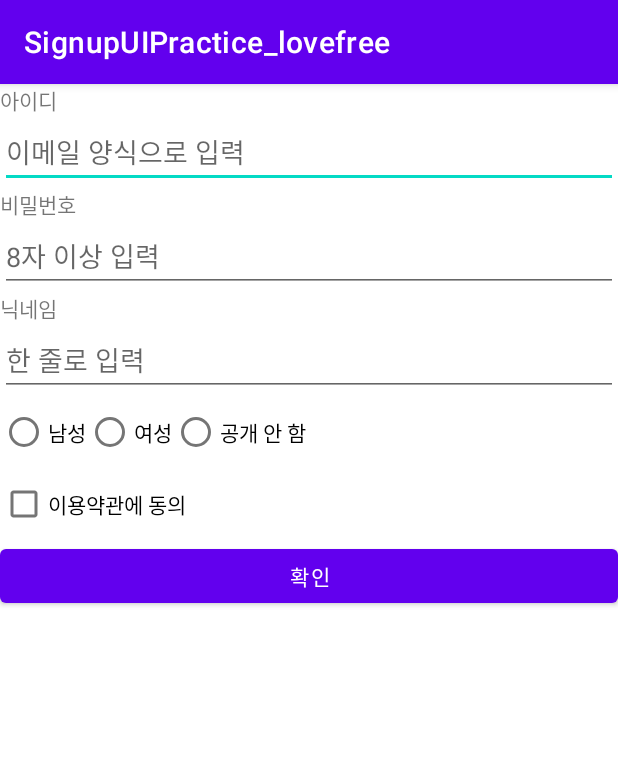
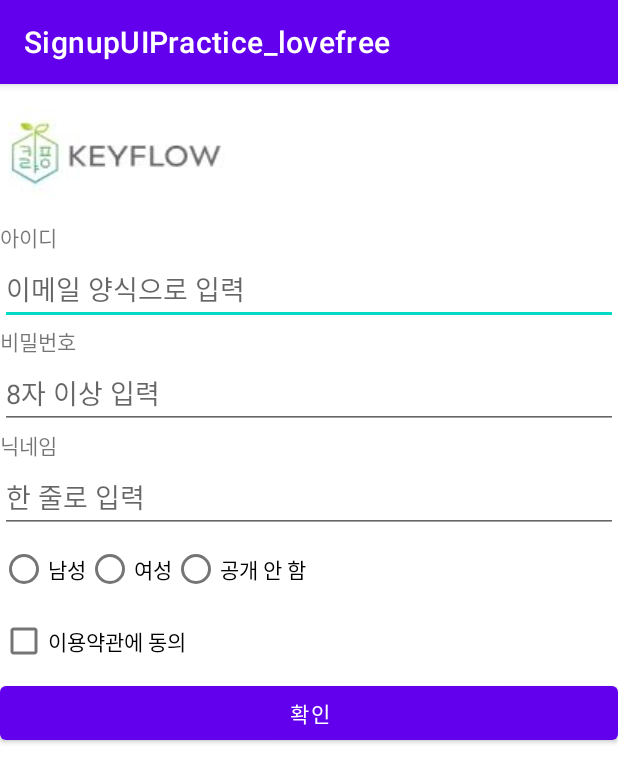
Before and after one commit to Tlovefree/SignupUIPractice_lovefree, an Android app: the screen it shows after launch (MainActivity), on a phone screen of 412 x 824 dp. Shown: the top 783 px of the screen. Run offline under Robolectric (Android 15) with nearby library versions, the phone set to English and light mode, and no system bars.

Commit message:
이미지뷰 추가 + 실제 그림파일 배치

```diff
--- a/app/src/main/res/layout/activity_main.xml
+++ b/app/src/main/res/layout/activity_main.xml
@@ -7,6 +7,11 @@
     android:orientation="vertical"
     tools:context=".MainActivity">
 
+    <ImageView
+        android:layout_width="152dp"
+        android:layout_height="91dp"
+        android:scaleType="center"
+        android:src="@drawable/logo" />
     <TextView
         android:layout_width="wrap_content"
         android:layout_height="wrap_content"
```
Also changed, not shown: app/src/main/res/drawable/logo.png (added).
